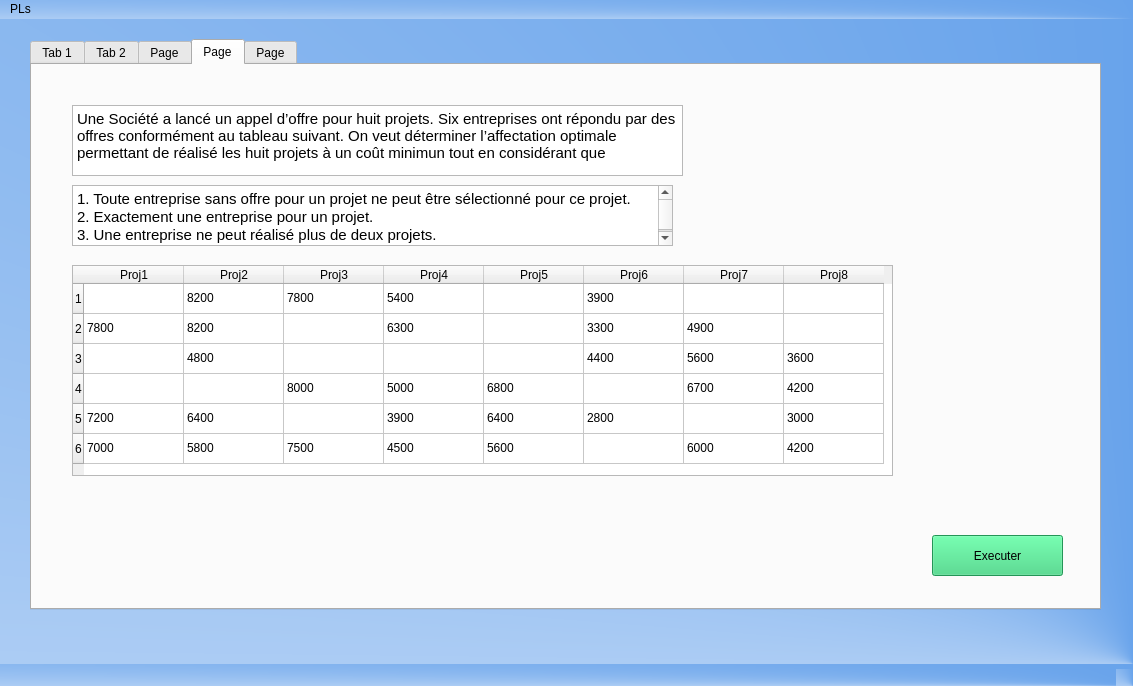
First picture: the form in ro.ui, repository Makoorr/PL, before the edit.
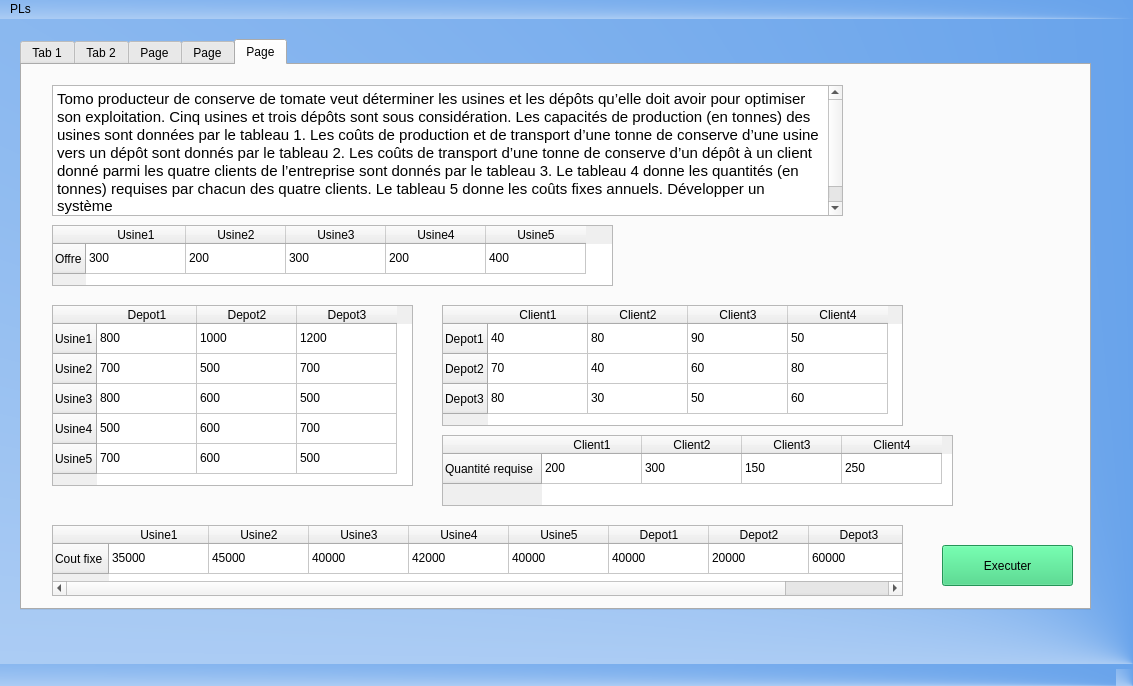
Second picture: the form after the edit. The open tabs and pages were chosen to show the change.

What changed in the file:
```diff
--- a/ro.ui
+++ b/ro.ui
@@ -20,7 +20,7 @@
    <widget class="QTabWidget" name="tabs">
     <property name="geometry">
      <rect>
-      <x>30</x>
+      <x>20</x>
       <y>20</y>
       <width>1071</width>
       <height>571</height>
@@ -539,11 +539,11 @@
       </property>
      </widget>
     </widget>
-    <widget class="QWidget" name="pl9">
+    <widget class="QWidget" name="pl7">
      <attribute name="title">
       <string>Page</string>
      </attribute>
-     <widget class="QTextBrowser" name="textBrowser_5">
+     <widget class="QTextBrowser" name="pl7textBrowser_2">
       <property name="geometry">
        <rect>
         <x>40</x>
@@ -560,7 +560,7 @@
 &lt;p style=&quot; margin-top:0px; margin-bottom:0px; margin-left:0px; margin-right:0px; -qt-block-indent:0; text-indent:0px;&quot;&gt;Une Société a lancé un appel d’offre pour huit projets. Six entreprises ont répondu par des offres conformément au tableau suivant. On veut déterminer l’affectation optimale permettant de réalisé les huit projets à un coût minimun tout en considérant que &lt;/p&gt;&lt;/body&gt;&lt;/html&gt;</string>
       </property>
      </widget>
-     <widget class="QTextBrowser" name="textBrowser_6">
+     <widget class="QTextBrowser" name="pl7textBrowser">
       <property name="geometry">
        <rect>
         <x>40</x>
@@ -579,7 +579,7 @@
 &lt;p style=&quot; margin-top:0px; margin-bottom:0px; margin-left:0px; margin-right:0px; -qt-block-indent:0; text-indent:0px;&quot;&gt;3. Une entreprise ne peut réalisé plus de deux projets.&lt;/p&gt;&lt;/body&gt;&lt;/html&gt;</string>
       </property>
      </widget>
-     <widget class="QTableWidget" name="tableWidget_3">
+     <widget class="QTableWidget" name="pl6tableWidget">
       <property name="geometry">
        <rect>
         <x>40</x>
@@ -844,7 +844,7 @@
        </property>
       </item>
      </widget>
-     <widget class="QPushButton" name="pl9PushButton">
+     <widget class="QPushButton" name="pl7PushButton">
       <property name="geometry">
        <rect>
         <x>900</x>
@@ -861,11 +861,11 @@
       </property>
      </widget>
     </widget>
-    <widget class="QWidget" name="pl6">
+    <widget class="QWidget" name="pl9">
      <attribute name="title">
       <string>Page</string>
      </attribute>
-     <widget class="QTextBrowser" name="textBrowser_4">
+     <widget class="QTextBrowser" name="pl9textBrowser">
       <property name="geometry">
        <rect>
         <x>30</x>
@@ -888,7 +888,7 @@
 &lt;p style=&quot; margin-top:0px; margin-bottom:0px; margin-left:0px; margin-right:0px; -qt-block-indent:0; text-indent:0px;&quot;&gt;pour aider à prendre la meilleure décision.&lt;/p&gt;&lt;/body&gt;&lt;/html&gt;</string>
       </property>
      </widget>
-     <widget class="QTableWidget" name="tableWidget_2">
+     <widget class="QTableWidget" name="pl9tableWidget1">
       <property name="geometry">
        <rect>
         <x>30</x>
@@ -953,7 +953,7 @@
        </property>
       </item>
      </widget>
-     <widget class="QTableWidget" name="tableWidget_4">
+     <widget class="QTableWidget" name="pl9tableWidget2">
       <property name="geometry">
        <rect>
         <x>30</x>
@@ -1078,7 +1078,7 @@
        </property>
       </item>
      </widget>
-     <widget class="QTableWidget" name="tableWidget_5">
+     <widget class="QTableWidget" name="pl9tableWidget3">
       <property name="geometry">
        <rect>
         <x>420</x>
@@ -1183,7 +1183,7 @@
        </property>
       </item>
      </widget>
-     <widget class="QTableWidget" name="tableWidget_6">
+     <widget class="QTableWidget" name="pl9tableWidget4">
       <property name="geometry">
        <rect>
         <x>420</x>
@@ -1238,7 +1238,7 @@
        </property>
       </item>
      </widget>
-     <widget class="QTableWidget" name="tableWidget_7">
+     <widget class="QTableWidget" name="pl9tableWidget5">
       <property name="geometry">
        <rect>
         <x>30</x>
@@ -1333,7 +1333,7 @@
        </property>
       </item>
      </widget>
-     <widget class="QPushButton" name="pl9PushButton_2">
+     <widget class="QPushButton" name="pl9PushButton">
       <property name="geometry">
        <rect>
         <x>920</x>
```
Left out of the diff: 10 changed lines with no effect on the pictures.
